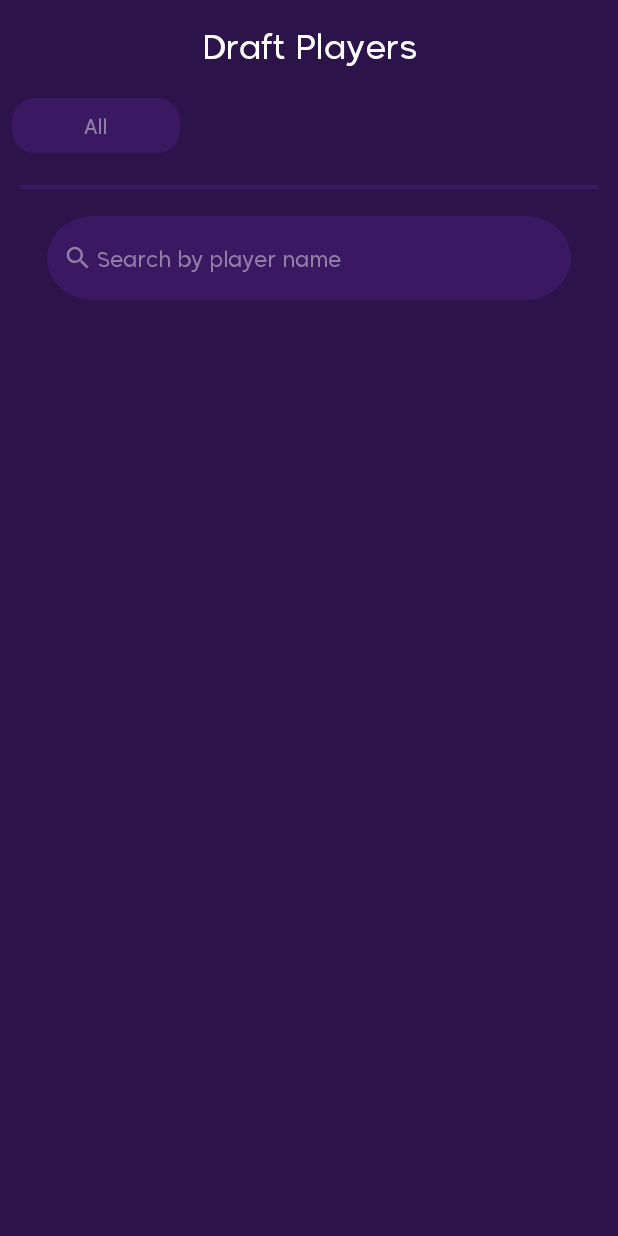
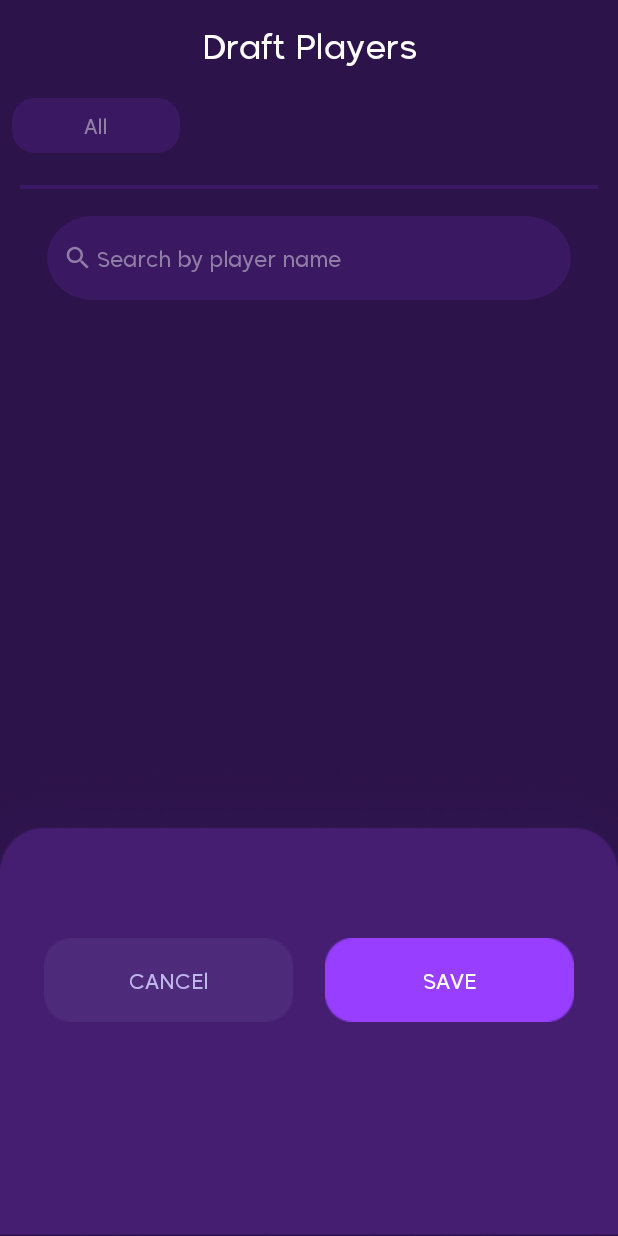
Before and after one commit to hamza94max/task, an Android app: the screen it shows after launch (MainActivity), on a phone screen of 412 x 824 dp. Run offline under Robolectric (Android 15) with nearby library versions, the phone set to English and light mode, and no system bars; our stand-ins replace Dagger/Hilt's generated code, Firebase (no records; nobody signed in at launch, a user with empty details on screens opened directly), sdp/ssp sizes.

Commit message:
home: design bottom view ui

```diff
--- a/app/src/main/java/com/hamza/task/domain/models/Player.kt
+++ b/app/src/main/java/com/hamza/task/domain/models/Player.kt
@@ -11,7 +11,7 @@ data class Player(
     val marketValue: Double = 0.0,
     val team: Team = Team("",""),
     val league: League = League("",""),
-    val selected: Boolean = false
+    var selected: Boolean = false
 )
 
 enum class Position(val position: String){
--- a/app/src/main/res/layout/fragment_home.xml
+++ b/app/src/main/res/layout/fragment_home.xml
@@ -87,5 +87,69 @@
         app:layout_constraintBottom_toBottomOf="parent"/>
 
 
+    <LinearLayout
+        android:id="@+id/bottomLinearLayout"
+        android:layout_width="match_parent"
+        android:layout_height="wrap_content"
+        android:padding="@dimen/_8sdp"
+        android:orientation="vertical"
+        android:background="@drawable/bottom_background"
+        app:layout_constraintBottom_toBottomOf="parent"
+        app:layout_constraintEnd_toEndOf="parent"
+        app:layout_constraintStart_toStartOf="parent">
+
+
+        <androidx.recyclerview.widget.RecyclerView
+            android:id="@+id/selectedPlayersRecyclerView"
+            android:layout_width="match_parent"
+            android:layout_height="wrap_content"
+            app:layoutManager="androidx.recyclerview.widget.LinearLayoutManager"
+            android:orientation="horizontal"
+            tools:listitem="@layout/non_active_selected_item"
+            android:layout_marginTop="@dimen/_72sdp"/>
+
+
+        <LinearLayout
+            android:layout_width="match_parent"
+            android:layout_height="wrap_content"
+            android:orientation="horizontal"
+            android:gravity="center"
+            android:padding="@dimen/_6sdp"
+            android:layout_marginVertical="@dimen/_10sdp">
+
+
+            <TextView
+                android:layout_width="0dp"
+                android:layout_height="wrap_content"
+                android:layout_weight="1"
+                android:text="CANCEl"
+                android:gravity="center"
+                android:fontFamily="@font/madani_regular"
+                android:layout_marginHorizontal="@dimen/_8sdp"
+                android:textColor="@color/text_color_light"
+                android:background="@drawable/button_background"/>
+
+            <TextView
+                android:layout_width="0dp"
+                android:layout_height="wrap_content"
+                android:layout_weight="1"
+                android:text="SAVE"
+                android:gravity="center"
+                android:fontFamily="@font/madani_regular"
+                android:layout_marginHorizontal="@dimen/_8sdp"
+                android:textColor="@color/white"
+                android:background="@drawable/button_background_light"/>
+
+
+
+        </LinearLayout>
+
+
+
+
+
+    </LinearLayout>
+
+
 
 </androidx.constraintlayout.widget.ConstraintLayout>
--- a/app/src/main/res/values/colors.xml
+++ b/app/src/main/res/values/colors.xml
@@ -8,5 +8,6 @@
     <color name="white">#FFFFFFFF</color>
     <color name="orange">#FFB700</color>
     <color name="text_color">#917EA7</color>
+    <color name="text_color_light">#BFB6EB</color>
     <color name="yellow">#FFB700</color>
 </resources>
```
Also changed, not shown: app/src/main/java/com/hamza/task/ui/home/SelectedPlayersAdapter.kt (added, +169 -0 lines), app/src/main/res/drawable/position_background.xml (added, +18 -0 lines), app/src/main/res/drawable/selected_player_active_background.xml (added, +16 -0 lines), app/src/main/res/drawable/selected_player_not_active_background.xml (added, +18 -0 lines), app/src/main/res/layout/selected_item_player_card.xml (added, +123 -0 lines), app/src/main/res/drawable/bottom_background.png (added), app/src/main/res/drawable/button_background.png (added), app/src/main/res/drawable/button_background_light.png (added).
